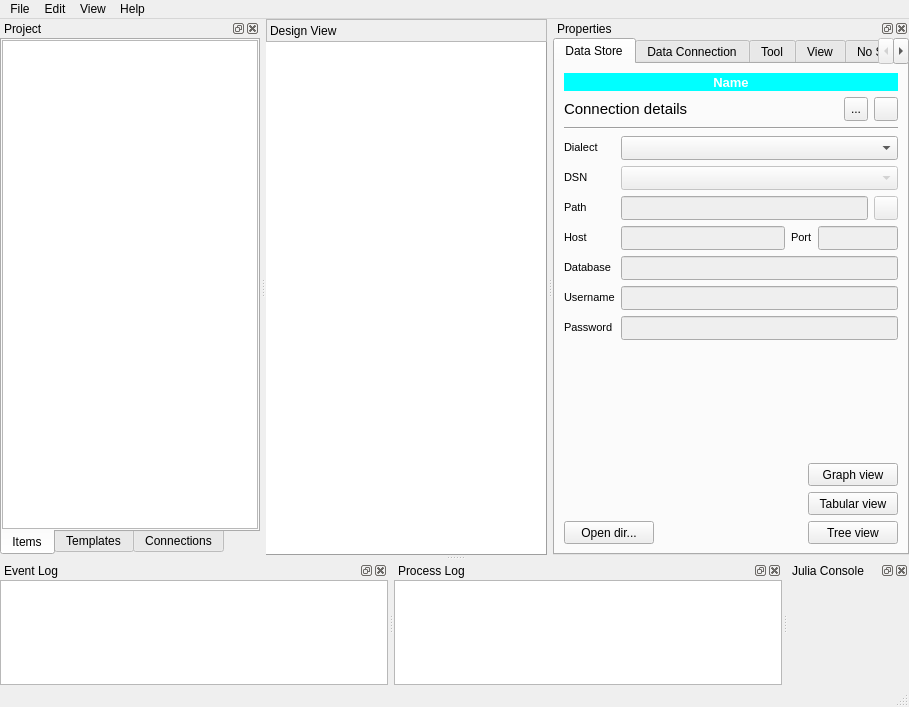
Old version of the form spinetoolbox/ui/mainwindow.ui in the repository spine-tools/Spine-Toolbox.
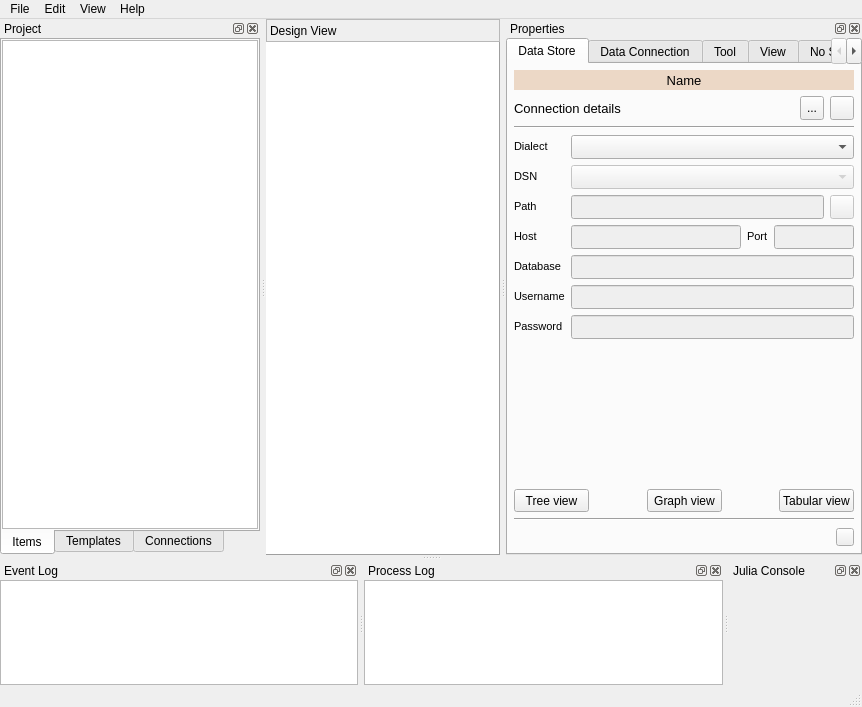
New version of the form. The open tabs and pages were chosen to show the change. Icons and pictures are not drawn. Custom widgets are drawn as their Qt base class.

Commit message: Related to Issue #233. All project item properties windows now have a small open project directory button in the lower right corner. Also removed the coloring of the name labels.

What changed in the file:
```diff
--- a/spinetoolbox/ui/mainwindow.ui
+++ b/spinetoolbox/ui/mainwindow.ui
@@ -18,7 +18,7 @@
    <rect>
     <x>0</x>
     <y>0</y>
-    <width>909</width>
+    <width>862</width>
     <height>707</height>
    </rect>
   </property>
@@ -117,8 +117,8 @@
     <rect>
      <x>0</x>
      <y>0</y>
-     <width>909</width>
-     <height>28</height>
+     <width>862</width>
+     <height>26</height>
     </rect>
    </property>
    <property name="nativeMenuBar">
@@ -189,8 +189,8 @@
    </property>
    <property name="minimumSize">
     <size>
-     <width>80</width>
-     <height>100</height>
+     <width>95</width>
+     <height>113</height>
     </size>
    </property>
    <property name="features">
@@ -250,8 +250,8 @@
    </property>
    <property name="minimumSize">
     <size>
-     <width>80</width>
-     <height>100</height>
+     <width>95</width>
+     <height>113</height>
     </size>
    </property>
    <property name="windowTitle">
@@ -339,6 +339,9 @@
      </property>
      <item>
       <widget class="QTabWidget" name="tabWidget_item_properties">
+       <property name="styleSheet">
+        <string notr="true"/>
+       </property>
        <property name="currentIndex">
         <number>0</number>
        </property>
@@ -347,6 +350,18 @@
          <string>Data Store</string>
         </attribute>
         <layout class="QVBoxLayout" name="verticalLayout_11">
+         <property name="leftMargin">
+          <number>6</number>
+         </property>
+         <property name="topMargin">
+          <number>6</number>
+         </property>
+         <property name="rightMargin">
+          <number>6</number>
+         </property>
+         <property name="bottomMargin">
+          <number>6</number>
+         </property>
          <item>
           <widget class="QLabel" name="label_ds_name">
            <property name="sizePolicy">
@@ -358,25 +373,24 @@
            <property name="minimumSize">
             <size>
              <width>0</width>
-             <height>18</height>
+             <height>20</height>
             </size>
            </property>
            <property name="maximumSize">
             <size>
              <width>16777215</width>
-             <height>18</height>
+             <height>20</height>
             </size>
            </property>
            <property name="font">
             <font>
              <pointsize>10</pointsize>
-             <weight>75</weight>
-             <bold>true</bold>
+             <weight>50</weight>
+             <bold>false</bold>
             </font>
            </property>
            <property name="styleSheet">
-            <string notr="true">background-color: rgb(0,255, 255);
-color: rgb(255, 255, 255);</string>
+            <string notr="true">background-color: #ecd8c6;</string>
            </property>
            <property name="frameShape">
             <enum>QFrame::NoFrame</enum>
@@ -407,7 +421,7 @@
              </property>
              <property name="font">
               <font>
-               <pointsize>11</pointsize>
+               <pointsize>10</pointsize>
               </font>
              </property>
              <property name="text">
@@ -984,27 +998,24 @@
           </spacer>
          </item>
          <item>
-          <layout class="QGridLayout" name="gridLayout_2">
-           <property name="horizontalSpacing">
-            <number>0</number>
-           </property>
-           <item row="2" column="2">
+          <layout class="QHBoxLayout" name="horizontalLayout_13">
+           <item>
             <widget class="QPushButton" name="pushButton_ds_tree_view">
              <property name="sizePolicy">
-              <sizepolicy hsizetype="Expanding" vsizetype="Fixed">
+              <sizepolicy hsizetype="Fixed" vsizetype="Fixed">
                <horstretch>0</horstretch>
                <verstretch>0</verstretch>
               </sizepolicy>
              </property>
              <property name="minimumSize">
               <size>
-               <width>90</width>
+               <width>75</width>
                <height>23</height>
               </size>
              </property>
              <property name="maximumSize">
               <size>
-               <width>90</width>
+               <width>75</width>
                <height>23</height>
               </size>
              </property>
@@ -1016,7 +1027,7 @@
              </property>
             </widget>
            </item>
-           <item row="2" column="1">
+           <item>
             <spacer name="horizontalSpacer_8">
              <property name="orientation">
               <enum>Qt::Horizontal</enum>
@@ -1029,51 +1040,23 @@
              </property>
             </spacer>
            </item>
-           <item row="2" column="0">
-            <widget class="QPushButton" name="pushButton_ds_open_directory">
-             <property name="sizePolicy">
-              <sizepolicy hsizetype="Expanding" vsizetype="Fixed">
-               <horstretch>0</horstretch>
-               <verstretch>0</verstretch>
-              </sizepolicy>
-             </property>
-             <property name="minimumSize">
-              <size>
-               <width>90</width>
-               <height>23</height>
-              </size>
-             </property>
-             <property name="maximumSize">
-              <size>
-               <width>90</width>
-               <height>23</height>
-              </size>
-             </property>
-             <property name="toolTip">
-              <string>&lt;html&gt;&lt;head/&gt;&lt;body&gt;&lt;p&gt;Open Data Store directory in file browser&lt;/p&gt;&lt;/body&gt;&lt;/html&gt;</string>
-             </property>
-             <property name="text">
-              <string>Open dir...</string>
-             </property>
-            </widget>
-           </item>
-           <item row="0" column="2">
+           <item>
             <widget class="QPushButton" name="pushButton_ds_graph_view">
              <property name="sizePolicy">
-              <sizepolicy hsizetype="Expanding" vsizetype="Fixed">
+              <sizepolicy hsizetype="Fixed" vsizetype="Fixed">
                <horstretch>0</horstretch>
                <verstretch>0</verstretch>
               </sizepolicy>
              </property>
              <property name="minimumSize">
               <size>
-               <width>90</width>
+               <width>75</width>
                <height>23</height>
               </size>
              </property>
              <property name="maximumSize">
               <size>
-               <width>90</width>
+               <width>75</width>
                <height>23</height>
               </size>
              </property>
@@ -1085,23 +1068,36 @@
              </property>
             </widget>
            </item>
-           <item row="1" column="2">
+           <item>
+            <spacer name="horizontalSpacer_4">
+             <property name="orientation">
+              <enum>Qt::Horizontal</enum>
+             </property>
+             <property name="sizeHint" stdset="0">
+              <size>
+               <width>40</width>
+               <height>20</height>
+              </size>
+             </property>
+            </spacer>
+           </item>
+           <item>
             <widget class="QPushButton" name="pushButton_ds_tabular_view">
              <property name="sizePolicy">
-              <sizepolicy hsizetype="Expanding" vsizetype="Fixed">
+              <sizepolicy hsizetype="Fixed" vsizetype="Fixed">
                <horstretch>0</horstretch>
                <verstretch>0</verstretch>
               </sizepolicy>
              </property>
              <property name="minimumSize">
               <size>
-               <width>90</width>
+               <width>75</width>
                <height>23</height>
               </size>
              </property>
              <property name="maximumSize">
               <size>
-               <width>90</width>
+               <width>75</width>
                <height>23</height>
               </size>
              </property>
@@ -1115,6 +1111,58 @@
            </item>
           </layout>
          </item>
+         <item>
+          <widget class="Line" name="line_2">
+           <property name="orientation">
+            <enum>Qt::Horizontal</enum>
+           </property>
+          </widget>
+         </item>
+         <item>
+          <layout class="QHBoxLayout" name="horizontalLayout_14">
+           <item>
+            <spacer name="horizontalSpacer_9">
+             <property name="orientation">
+              <enum>Qt::Horizontal</enum>
+             </property>
+             <property name="sizeHint" stdset="0">
+              <size>
+               <width>40</width>
+               <height>20</height>
+              </size>
+             </property>
+            </spacer>
+           </item>
+           <item>
+            <widget class="QToolButton" name="toolButton_ds_open_dir">
+             <property name="sizePolicy">
+              <sizepolicy hsizetype="Fixed" vsizetype="Fixed">
+               <horstretch>0</horstretch>
+               <verstretch>0</verstretch>
+              </sizepolicy>
+             </property>
+             <property name="minimumSize">
+              <size>
+               <width>18</width>
+               <height>18</height>
+              </size>
+             </property>
+             <property name="maximumSize">
+              <size>
+               <width>18</width>
+               <height>18</height>
+              </size>
+             </property>
+             <property name="toolTip">
+              <string>&lt;html&gt;&lt;head/&gt;&lt;body&gt;&lt;p&gt;Open this Data Store's project directory in file browser&lt;/p&gt;&lt;/body&gt;&lt;/html&gt;</string>
+             </property>
+             <property name="text">
+              <string/>
+             </property>
+            </widget>
+           </item>
+          </layout>
+         </item>
         </layout>
        </widget>
        <widget class="QWidget" name="tab_data_connection">
@@ -1936,7 +1984,7 @@
   <widget class="QDockWidget" name="dockWidget_julia_repl">
    <property name="minimumSize">
     <size>
-     <width>80</width>
+     <width>95</width>
      <height>80</height>
     </size>
    </property>
```
Left out of the diff: 248 changed lines with no effect on the pictures. The commit also changes 16 other files.
